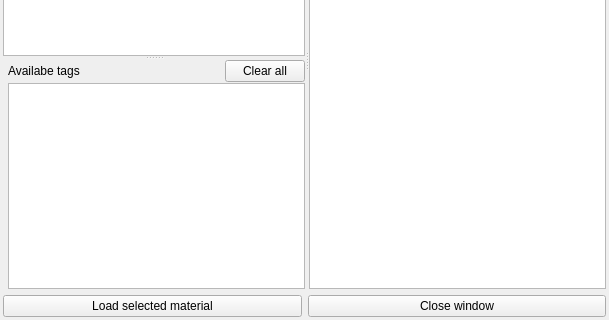
Above: src/gui/amateriallibrarybrowser.ui from andrmor/ANTS2 before the change; both pictures show x 0 to 609 and y 200 to 520 of the 609 by 520 pixel window. Below: the same form after it.
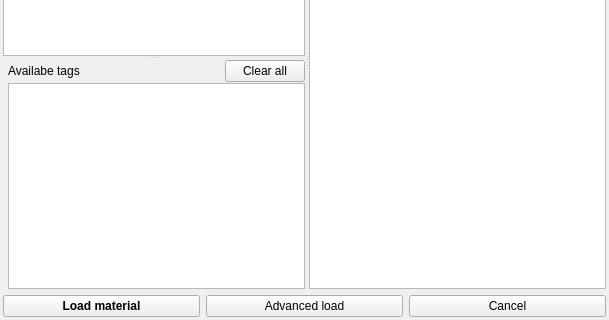
That is the form after the change.

Diff of the .ui file:
```diff
--- a/src/gui/amateriallibrarybrowser.ui
+++ b/src/gui/amateriallibrarybrowser.ui
@@ -124,15 +124,28 @@
     <layout class="QHBoxLayout" name="horizontalLayout">
      <item>
       <widget class="QPushButton" name="pbLoad">
+       <property name="font">
+        <font>
+         <weight>75</weight>
+         <bold>true</bold>
+        </font>
+       </property>
        <property name="text">
-        <string>Load selected material</string>
+        <string>Load material</string>
+       </property>
+      </widget>
+     </item>
+     <item>
+      <widget class="QPushButton" name="pbAdvancedLoad">
+       <property name="text">
+        <string>Advanced load</string>
        </property>
       </widget>
      </item>
      <item>
       <widget class="QPushButton" name="pbClose">
        <property name="text">
-        <string>Close window</string>
+        <string>Cancel</string>
        </property>
       </widget>
      </item>
```
